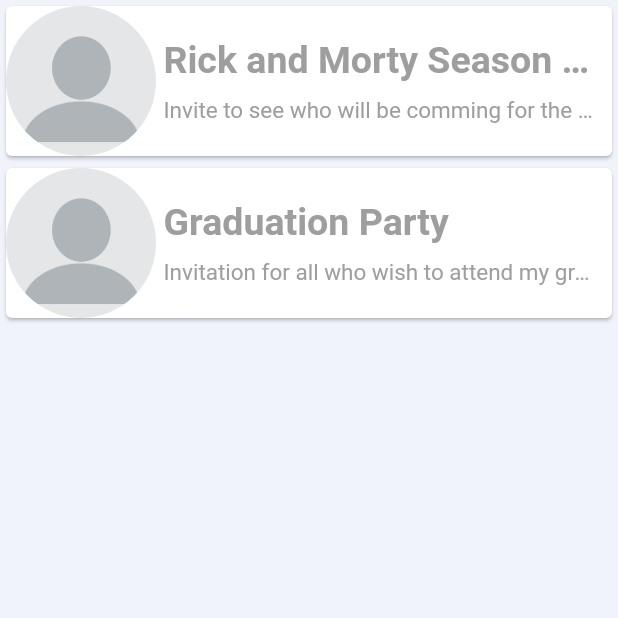
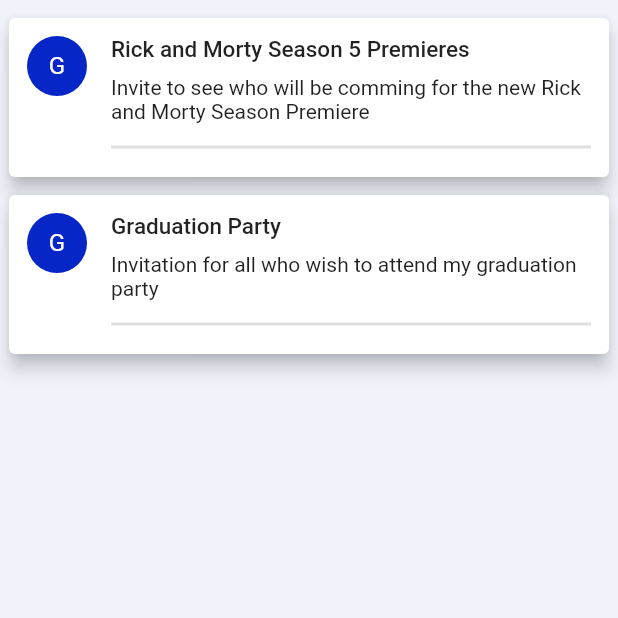
Before and after one commit to TeddyBonkerz/SyncUp, a Flutter app: the HomePageCards screen opened directly, on a phone screen of 412 x 824 dp, the top half of it. Run offline on Flutter 3.47's test engine with Material 2 defaults, Android fonts, the phone set to English and light mode, and no system bars; our stand-ins replace google_fonts.

Commit message:
updated meet card listview.

```diff
--- a/lib/components/meeting_cards.dart
+++ b/lib/components/meeting_cards.dart
@@ -1,4 +1,5 @@
 import 'package:flutter/material.dart';
+import 'package:syncup/constants.dart';
 import 'package:syncup/models/attendeeModel.dart';
 import 'package:syncup/models/meetingModel.dart';
 import 'package:syncup/screens/meeting_details.dart';
@@ -45,8 +46,17 @@ class HomePageCards extends StatelessWidget {
 
 //Actual list of cards
   Widget buildMeetingCard(BuildContext context, int index) {
-    double width = MediaQuery.of(context).size.width * 0.7;
-    return GestureDetector(
+    //double width = MediaQuery.of(context).size.width * 0.7;
+    return SafeArea(
+      top: false,
+      bottom: false,
+      child: Card(
+        elevation: 5,
+        margin: EdgeInsets.fromLTRB(6, 12, 6, 0),
+        shape: RoundedRectangleBorder(
+          borderRadius: BorderRadius.circular(4),
+        ),
+        child: InkWell(
           onTap: () {
             Navigator.push(
               context,
@@ -55,56 +65,47 @@ class HomePageCards extends StatelessWidget {
               ),
             );
           },
-      //Each card on the homepage
-      child: Card(
+          child: Padding(
+            padding: const EdgeInsets.all(12.0),
             child: Row(
+              crossAxisAlignment: CrossAxisAlignment.start,
               children: <Widget>[
-            Container(
-              width: 100,
-              height: 100,
-              decoration: BoxDecoration(
-                shape: BoxShape.circle,
-                image: DecorationImage(
-                  image: AssetImage('assets/images/default_profile.png'),
-                  fit: BoxFit.fill,
+                CircleAvatar(
+                  backgroundColor: primaryColor,
+                  child: Text(
+                    meetingList[index].organizer.substring(0, 1),
+                    style: TextStyle(color: Colors.white),
                   ),
                 ),
-            ),
-            Padding(
-              padding: EdgeInsets.all(5.0),
+                Padding(padding: EdgeInsets.only(left: 16)),
+                Expanded(
                   child: Column(
                     crossAxisAlignment: CrossAxisAlignment.start,
-                children: <Widget>[
-                  Container(
-                    width: width,
-                    child: Text(
+                    children: [
+                      Text(
                         meetingList[index].title,
-                      overflow: TextOverflow.ellipsis,
                         style: TextStyle(
-                        fontSize: 25,
-                        color: Colors.grey,
-                        fontWeight: FontWeight.bold,
+                          fontSize: 15,
+                          fontWeight: FontWeight.w500,
                         ),
                       ),
+                      Padding(padding: EdgeInsets.only(top: 8)),
+                      Text(
+                        meetingList[index].description,
                       ),
-                  SizedBox(height: 10.0),
-                  Container(
-                    width: width,
-                    child: Text(
-                      meetingList[index].description,
-                      overflow: TextOverflow.ellipsis,
-                      style: TextStyle(
-                        fontSize: 15,
-                        color: Colors.grey[500],
+                      Padding(padding: EdgeInsets.only(left: 16)),
+                      Padding(padding: EdgeInsets.only(top: 8)),
+                      Divider(
+                        thickness: 2.0,
                       ),
-                    ),
-                  )
                     ],
                   ),
                 ),
               ],
             ),
           ),
+        ),
+      ),
     );
   }
 }
```
Lines whose indentation alone changed are shown as unchanged.
